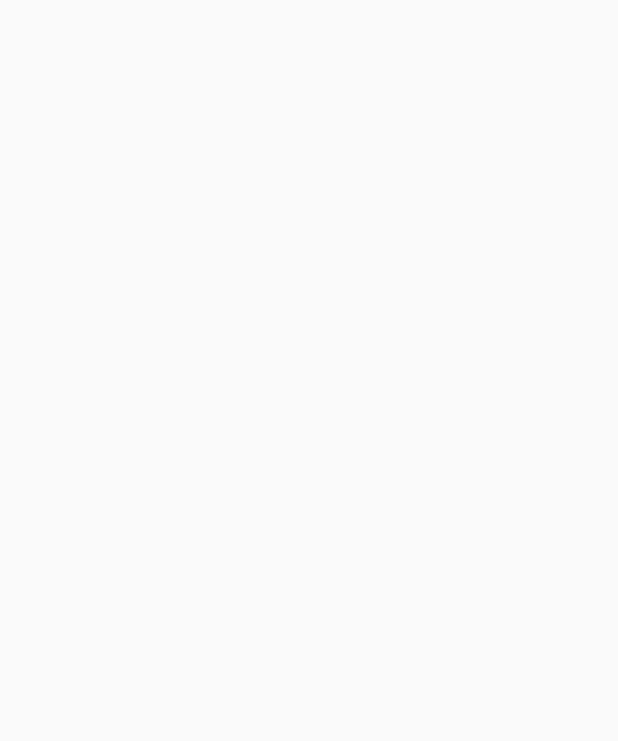
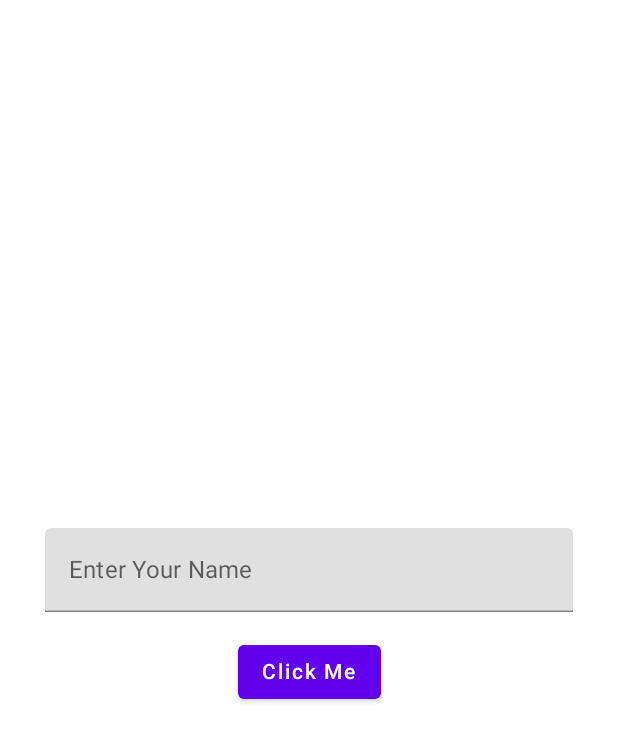
Before and after one commit to allukman/belajar-compose, an Android app built with Jetpack Compose: the screen it shows after launch (MainActivity), on a phone screen of 412 x 824 dp. Before the commit the part shown is empty. Shown: the top 741 px of the screen. Run offline under Robolectric (Android 15) with nearby library versions, the phone set to English and light mode, and no system bars.

Commit message:
learn textfields, button and snackbar

```diff
--- a/app/src/main/java/com/example/belajarcompose/MainActivity.kt
+++ b/app/src/main/java/com/example/belajarcompose/MainActivity.kt
@@ -1,52 +1,60 @@
 package com.example.belajarcompose
 
 import android.os.Bundle
-import android.widget.Toast
 import androidx.activity.ComponentActivity
 import androidx.activity.compose.setContent
-import androidx.compose.foundation.Image
-import androidx.compose.foundation.background
-import androidx.compose.foundation.border
-import androidx.compose.foundation.clickable
 import androidx.compose.foundation.layout.*
-import androidx.compose.foundation.shape.RoundedCornerShape
-import androidx.compose.material.Card
-import androidx.compose.material.MaterialTheme
-import androidx.compose.material.Surface
-import androidx.compose.material.Text
-import androidx.compose.runtime.Composable
+import androidx.compose.material.*
 import androidx.compose.runtime.mutableStateOf
-import androidx.compose.runtime.remember
+import androidx.compose.runtime.*
 import androidx.compose.ui.Alignment
 import androidx.compose.ui.Modifier
-import androidx.compose.ui.graphics.Brush
-import androidx.compose.ui.graphics.Color
-import androidx.compose.ui.graphics.Color.Companion.Red
-import androidx.compose.ui.graphics.painter.BitmapPainter
-import androidx.compose.ui.graphics.painter.Painter
-import androidx.compose.ui.layout.ContentScale
-import androidx.compose.ui.res.painterResource
-import androidx.compose.ui.text.SpanStyle
-import androidx.compose.ui.text.TextStyle
-import androidx.compose.ui.text.buildAnnotatedString
-import androidx.compose.ui.text.font.Font
-import androidx.compose.ui.text.font.FontFamily
-import androidx.compose.ui.text.font.FontStyle
-import androidx.compose.ui.text.font.FontWeight
-import androidx.compose.ui.text.style.TextAlign
-import androidx.compose.ui.text.style.TextDecoration
-import androidx.compose.ui.text.withStyle
-import androidx.compose.ui.tooling.preview.Preview
 import androidx.compose.ui.unit.dp
-import androidx.compose.ui.unit.sp
-import com.example.belajarcompose.ui.theme.BelajarComposeTheme
-import kotlin.random.Random
+import kotlinx.coroutines.launch
 
 class MainActivity : ComponentActivity() {
     override fun onCreate(savedInstanceState: Bundle?) {
         super.onCreate(savedInstanceState)
         setContent {
+            val scaffoldState = rememberScaffoldState()
+            var textFieldState by remember {
+                mutableStateOf("")
+            }
+            val scope = rememberCoroutineScope()
 
+            Scaffold(
+                modifier = Modifier.fillMaxSize(),
+                scaffoldState = scaffoldState
+            ) {
+                Column(
+                    horizontalAlignment = Alignment.CenterHorizontally,
+                    verticalArrangement = Arrangement.Center,
+                    modifier = Modifier
+                        .fillMaxSize()
+                        .padding(horizontal = 30.dp)
+                ) {
+                    TextField(
+                        value = textFieldState,
+                        label = {
+                            Text(text = "Enter Your Name")
+                        },
+                        onValueChange = {
+                            textFieldState = it
+                        },
+                        singleLine = true,
+                        modifier = Modifier.fillMaxWidth()
+                        )
+                    Spacer(modifier = Modifier.height(16.dp))
+                    Button(onClick = {
+                        scope.launch {
+                            scaffoldState.snackbarHostState.showSnackbar("Hello $textFieldState")
+                        }
+                    }) {
+                        Text(text = "Click Me")
+                    }
+
+                }
+            }
         }
     }
 }
```
